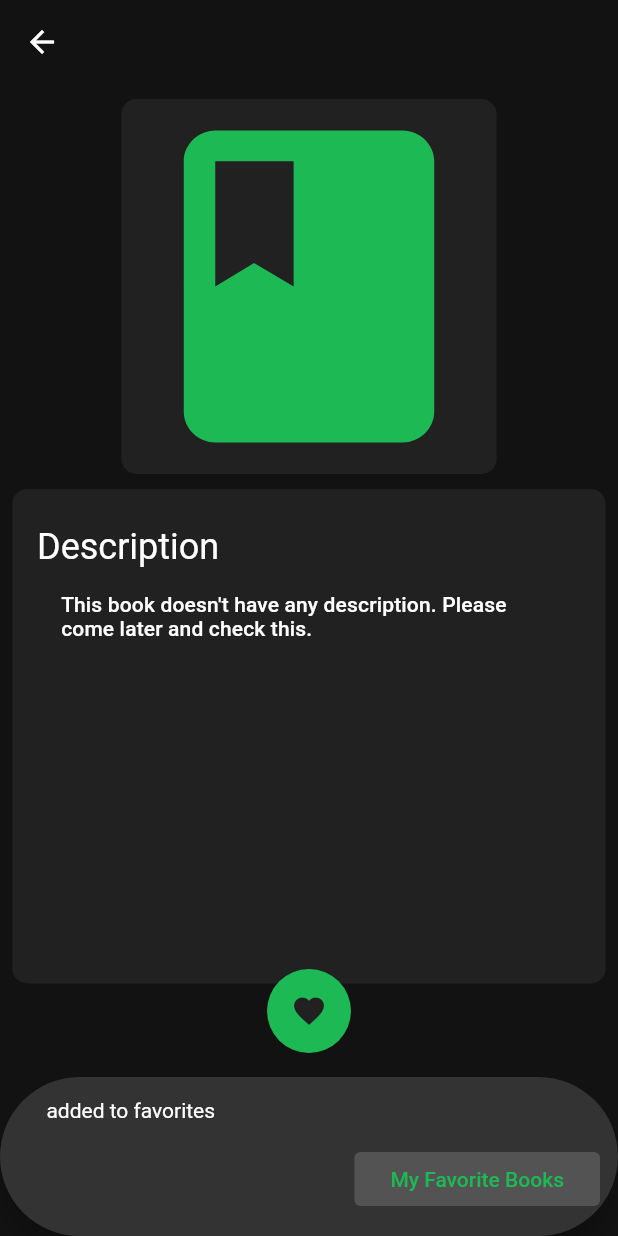
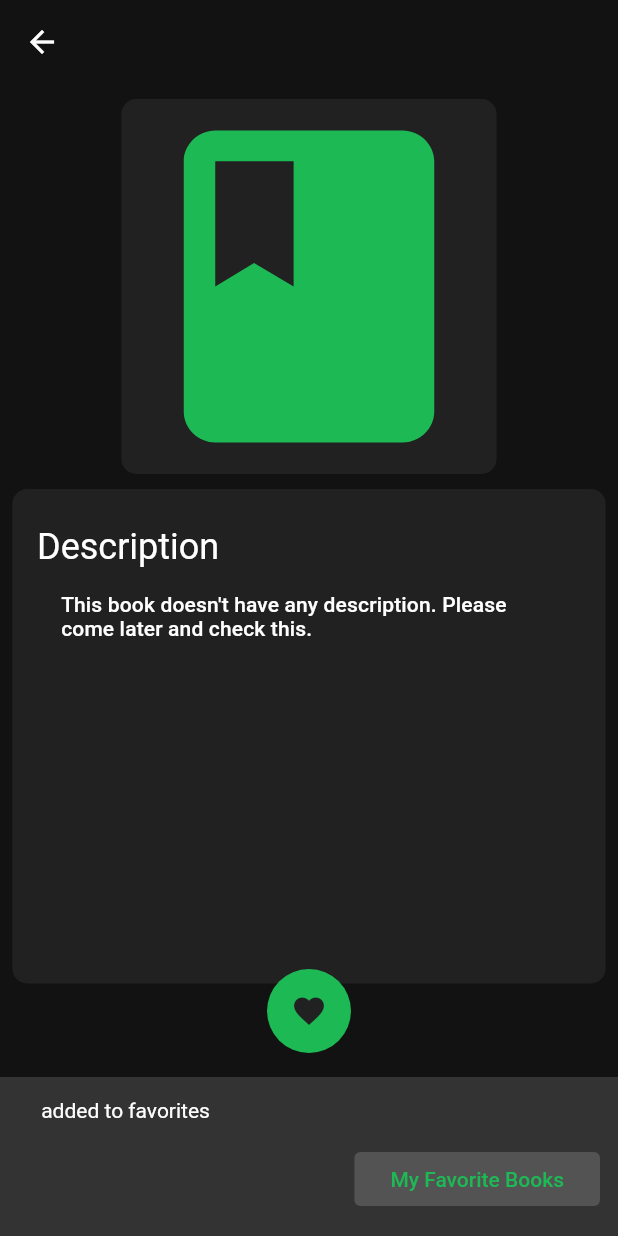
Before and after one commit to furkanagess/book_app, a Flutter app: the BookDetailView screen opened directly with empty values, after a tap on the "favorite" icon, on a phone screen of 412 x 824 dp. Run offline on Flutter 3.47's test engine with Material 2 defaults, Android fonts, the phone set to English and light mode, and no system bars; our stand-ins replace mobx; generated files the repository leaves out were written again; network calls fail.

Commit message:
book_detail_view fixed

```diff
--- a/lib/feature/detail/view/book_detail_view.dart
+++ b/lib/feature/detail/view/book_detail_view.dart
@@ -55,8 +55,8 @@ class BookDetailView extends StatelessWidget {
         final favoriteBooks = Provider.of<FavoriteBooks>(context, listen: false);
         favoriteBooks.addBook(book);
         ScaffoldMessenger.of(context).showSnackBar(SnackBar(
-          duration: const Duration(seconds: 2),
-          shape: const StadiumBorder(),
+          content: Text("${book.title} added to favorites"),
+          duration: Duration(seconds: 2),
           action: SnackBarAction(
             backgroundColor: AppColors().darkGrey,
             textColor: AppColors().green,
@@ -67,7 +67,6 @@ class BookDetailView extends StatelessWidget {
                   builder: (context) => const FavoriteBooksView(),
                 )),
           ),
-          content: Text('${book.title}  added to favorites'),
         ));
       },
       child: Icon(Icons.favorite, color: AppColors().darkWhite),
```
